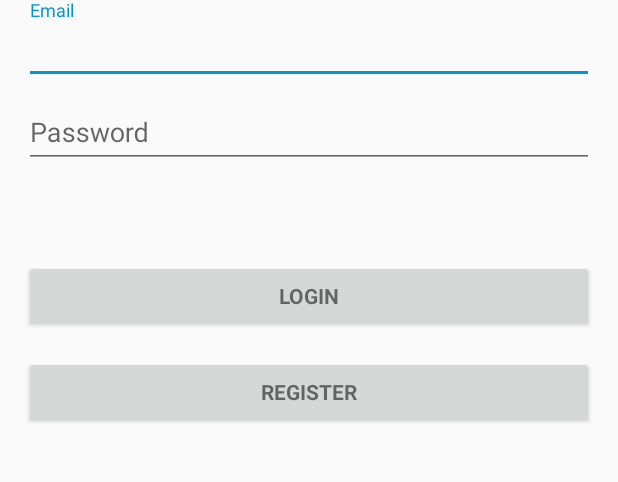
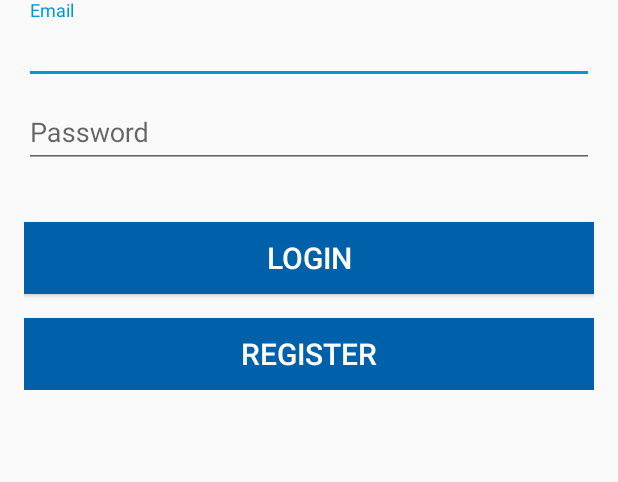
Before and after one commit to Red350/SocietiesApp, an Android app: the screen it shows after launch (LoginActivity), on a phone screen of 412 x 824 dp, the part 271-753 px from its top. Run offline under Robolectric (Android 15) with nearby library versions, the phone set to English and light mode, and no system bars; 2 statements that could not run were skipped.

```diff
--- a/app/SocietiesApp/app/src/main/java/ie/dit/societiesapp/PostHandle.java
+++ b/app/SocietiesApp/app/src/main/java/ie/dit/societiesapp/PostHandle.java
@@ -21,7 +21,7 @@ public class PostHandle
         this.type = type;
     }//end constuctor
 
-    public void objParse(JSONObject jObject) throws JSONException
+    public String objParse(JSONObject jObject) throws JSONException
     {
         code =  jObject.getInt("return_code");
 
@@ -42,6 +42,8 @@ public class PostHandle
         {
             message = jObject.getString("return_msg");
         }//end else
+
+        return message;
     }//end METHOD objParse
 
     public String getMessage()
--- a/app/SocietiesApp/app/src/main/res/layout/activity_login.xml
+++ b/app/SocietiesApp/app/src/main/res/layout/activity_login.xml
@@ -83,27 +83,30 @@
                 <TextView
                     android:id="@+id/loginErrorTextView"
                     android:layout_width="match_parent"
-                    android:layout_height="45dp" />
+                    android:layout_height="20dp"
+                    android:textSize="15sp"/>
 
             </android.support.design.widget.TextInputLayout>
 
             <Button
                 android:id="@+id/email_sign_in_button"
-                style="?android:textAppearanceSmall"
                 android:layout_width="match_parent"
                 android:layout_height="wrap_content"
                 android:layout_marginTop="16dp"
+                android:background="@color/colorPrimary"
                 android:text="Login"
-                android:textStyle="bold" />
+                android:textColor="#FFFFFF"
+                android:textSize="20sp" />
 
             <Button
                 android:id="@+id/registerSwitchButton"
-                style="?android:textAppearanceSmall"
                 android:layout_width="match_parent"
                 android:layout_height="wrap_content"
                 android:layout_marginTop="16dp"
+                android:background="@color/colorPrimary"
                 android:text="Register"
-                android:textStyle="bold" />
+                android:textColor="#FFFFFF"
+                android:textSize="20sp" />
 
         </LinearLayout>
     </ScrollView>
--- a/app/SocietiesApp/app/src/main/res/layout/activity_register.xml
+++ b/app/SocietiesApp/app/src/main/res/layout/activity_register.xml
@@ -191,7 +191,8 @@
                 <TextView
                     android:id="@+id/regErrorTextView"
                     android:layout_width="match_parent"
-                    android:layout_height="45dp" />
+                    android:layout_height="20dp"
+                    android:textSize="15sp" />
 
             </android.support.design.widget.TextInputLayout>
 
@@ -200,6 +201,9 @@
                 android:layout_width="match_parent"
                 android:layout_height="wrap_content"
                 android:onClick="attemptRegister"
+                android:background="@color/colorPrimary"
+                android:textColor="#FFFFFF"
+                android:textSize="20sp"
                 android:text="Register" />
 
         </LinearLayout>
--- a/app/SocietiesApp/app/src/main/res/values/colors.xml
+++ b/app/SocietiesApp/app/src/main/res/values/colors.xml
@@ -1,6 +1,6 @@
 <?xml version="1.0" encoding="utf-8"?>
 <resources>
-    <color name="colorPrimary">#0061AA</color>
+    <color name="colorPrimary">#0061aa</color>
     <color name="colorPrimaryDark">#0061AA</color>
-    <color name="colorAccent">#0096D7</color>
+    <color name="colorAccent">#0096d7</color>
 </resources>
```
Also changed, not shown: app/SocietiesApp/app/src/main/java/ie/dit/societiesapp/LoginActivity.java (+29 -22 lines), app/SocietiesApp/app/src/main/java/ie/dit/societiesapp/RegisterActivity.java (+46 -3 lines), 1 other file.
